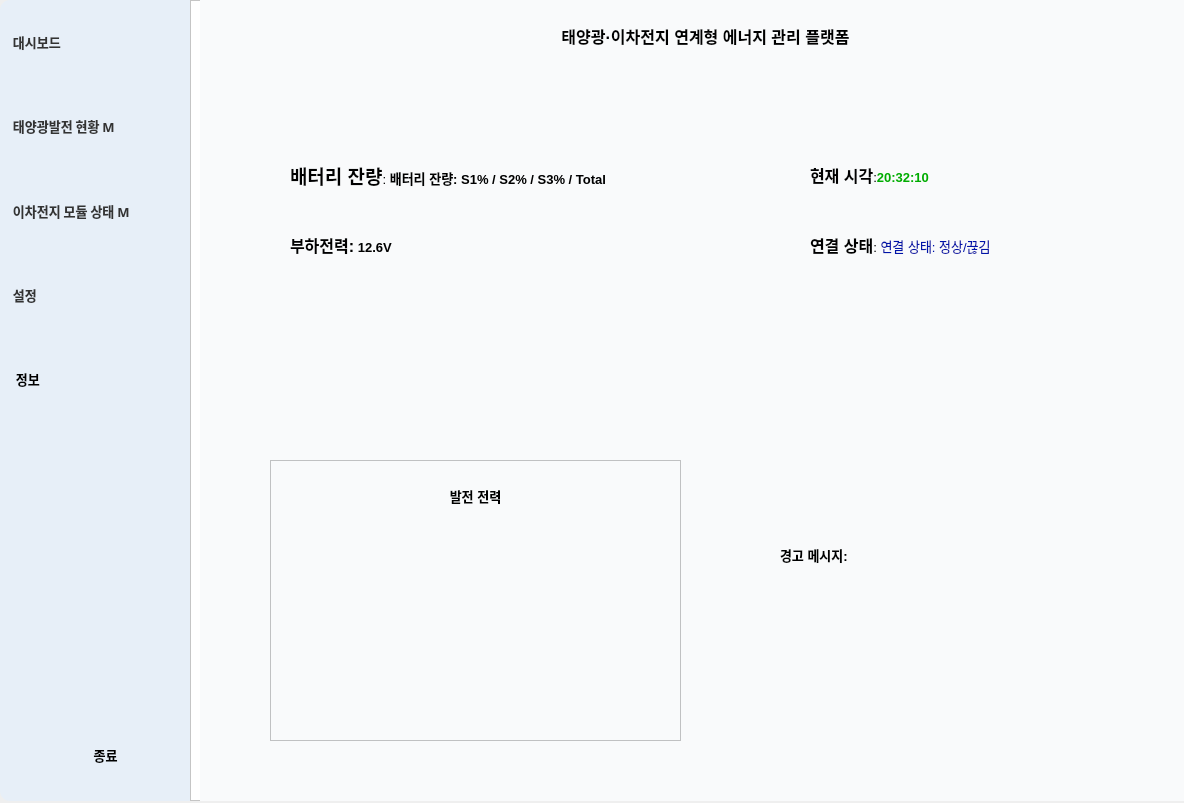
yuunow57/Capstone-Design-Project, file PyQt_GUI/dashboard.ui: the form before one commit.
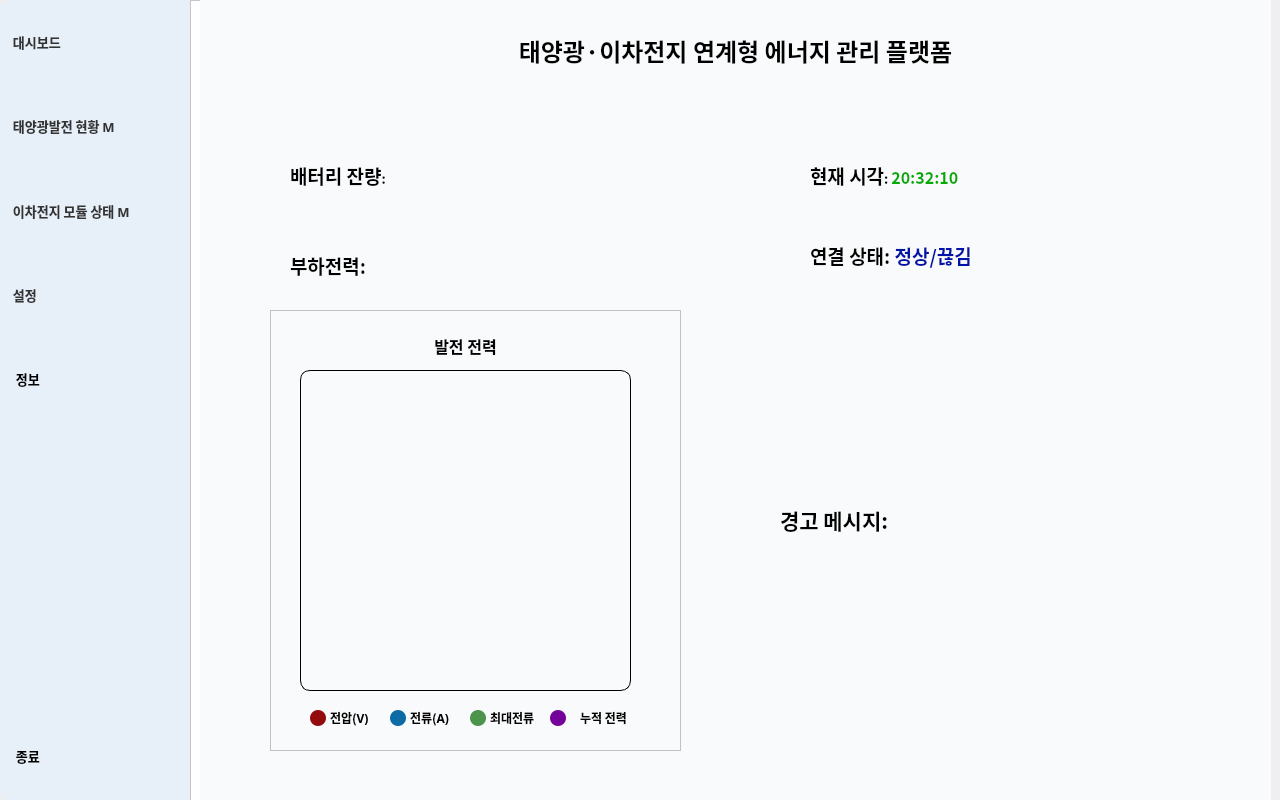
The form after the commit.

```diff
--- a/PyQt_GUI/dashboard.ui
+++ b/PyQt_GUI/dashboard.ui
@@ -6,8 +6,8 @@
    <rect>
     <x>0</x>
     <y>0</y>
-    <width>1184</width>
-    <height>803</height>
+    <width>1280</width>
+    <height>800</height>
    </rect>
   </property>
   <property name="minimumSize">
@@ -221,6 +221,12 @@
       </property>
       <item>
        <widget class="QPushButton" name="pushButton_6">
+        <property name="sizePolicy">
+         <sizepolicy hsizetype="Minimum" vsizetype="Minimum">
+          <horstretch>0</horstretch>
+          <verstretch>0</verstretch>
+         </sizepolicy>
+        </property>
         <property name="font">
          <font>
           <family>Adobe 고딕 Std B</family>
@@ -231,10 +237,12 @@
         </property>
         <property name="styleSheet">
          <string notr="true">color: black;
-border-radius: 8px;</string>
+border-radius: 8px;
+text-align: left; 
+</string>
         </property>
         <property name="text">
-         <string>종료</string>
+         <string>  종료</string>
         </property>
        </widget>
       </item>
@@ -264,7 +272,7 @@
       <rect>
        <x>10</x>
        <y>0</y>
-       <width>991</width>
+       <width>1174</width>
        <height>801</height>
       </rect>
      </property>
@@ -280,13 +288,14 @@
         <rect>
          <x>0</x>
          <y>0</y>
-         <width>1011</width>
-         <height>71</height>
+         <width>1071</width>
+         <height>101</height>
         </rect>
        </property>
        <property name="font">
         <font>
-         <pointsize>12</pointsize>
+         <family>Noto Sans KR</family>
+         <pointsize>18</pointsize>
          <weight>75</weight>
          <bold>true</bold>
         </font>
@@ -312,11 +321,14 @@
        </property>
        <property name="font">
         <font>
+         <family>Noto Sans KR</family>
          <pointsize>10</pointsize>
+         <weight>75</weight>
+         <bold>true</bold>
         </font>
        </property>
        <property name="text">
-        <string>&lt;html&gt;&lt;head/&gt;&lt;body&gt;&lt;p&gt;&lt;span style=&quot; font-size:14pt; font-weight:600;&quot;&gt;배터리 잔량&lt;/span&gt;: &lt;span style=&quot; font-weight:600;&quot;&gt;배터리 잔량: S1% / S2% / S3% / Total&lt;/span&gt;&lt;/p&gt;&lt;/body&gt;&lt;/html&gt;</string>
+        <string>&lt;html&gt;&lt;head/&gt;&lt;body&gt;&lt;p&gt;&lt;span style=&quot; font-size:14pt; font-weight:600;&quot;&gt;배터리 잔량&lt;/span&gt;: &lt;/p&gt;&lt;/body&gt;&lt;/html&gt;</string>
        </property>
       </widget>
       <widget class="QLabel" name="label_3">
@@ -330,56 +342,65 @@
        </property>
        <property name="font">
         <font>
+         <family>Noto Sans KR</family>
          <pointsize>10</pointsize>
+         <weight>75</weight>
+         <bold>true</bold>
         </font>
        </property>
        <property name="text">
-        <string>&lt;html&gt;&lt;head/&gt;&lt;body&gt;&lt;p&gt;&lt;span style=&quot; font-size:12pt; font-weight:600;&quot;&gt;현재 시각&lt;/span&gt;:&lt;span style=&quot; font-weight:600; color:#00ac00;&quot;&gt;20:32:10&lt;/span&gt;&lt;/p&gt;&lt;/body&gt;&lt;/html&gt;</string>
+        <string>&lt;html&gt;&lt;head/&gt;&lt;body&gt;&lt;p&gt;&lt;span style=&quot; font-size:14pt;&quot;&gt;현재 시각&lt;/span&gt;: &lt;span style=&quot; font-size:12pt; color:#00ac00;&quot;&gt;20:32:10&lt;/span&gt;&lt;/p&gt;&lt;/body&gt;&lt;/html&gt;</string>
        </property>
       </widget>
       <widget class="QLabel" name="label_4">
        <property name="geometry">
         <rect>
          <x>90</x>
-         <y>220</y>
+         <y>240</y>
          <width>411</width>
          <height>51</height>
         </rect>
        </property>
        <property name="font">
         <font>
+         <family>Noto Sans KR</family>
          <pointsize>10</pointsize>
+         <weight>75</weight>
+         <bold>true</bold>
         </font>
        </property>
        <property name="text">
-        <string>&lt;html&gt;&lt;head/&gt;&lt;body&gt;&lt;p&gt;&lt;span style=&quot; font-size:12pt; font-weight:600;&quot;&gt;부하전력:&lt;/span&gt;&lt;span style=&quot; font-weight:600;&quot;&gt; 12.6V&lt;/span&gt;&lt;/p&gt;&lt;/body&gt;&lt;/html&gt;</string>
+        <string>&lt;html&gt;&lt;head/&gt;&lt;body&gt;&lt;p&gt;&lt;span style=&quot; font-size:14pt;&quot;&gt;부하전력:&lt;/span&gt;&lt;/p&gt;&lt;/body&gt;&lt;/html&gt;</string>
        </property>
       </widget>
       <widget class="QLabel" name="label_5">
        <property name="geometry">
         <rect>
          <x>610</x>
-         <y>220</y>
+         <y>230</y>
          <width>361</width>
          <height>51</height>
         </rect>
        </property>
        <property name="font">
         <font>
+         <family>Noto Sans KR</family>
          <pointsize>10</pointsize>
+         <weight>75</weight>
+         <bold>true</bold>
         </font>
        </property>
        <property name="text">
-        <string>&lt;html&gt;&lt;head/&gt;&lt;body&gt;&lt;p&gt;&lt;span style=&quot; font-size:12pt; font-weight:600;&quot;&gt;연결 상태&lt;/span&gt;: &lt;span style=&quot; color:#0014a9;&quot;&gt;연결 상태: 정상/끊김&lt;/span&gt;&lt;/p&gt;&lt;/body&gt;&lt;/html&gt;</string>
+        <string>&lt;html&gt;&lt;head/&gt;&lt;body&gt;&lt;p&gt;&lt;span style=&quot; font-size:14pt;&quot;&gt;연결 상태: &lt;/span&gt;&lt;span style=&quot; font-size:14pt; color:#0014a9;&quot;&gt; 정상/끊김&lt;/span&gt;&lt;/p&gt;&lt;/body&gt;&lt;/html&gt;</string>
        </property>
       </widget>
       <widget class="QFrame" name="frame_3">
        <property name="geometry">
         <rect>
          <x>70</x>
-         <y>460</y>
+         <y>310</y>
          <width>411</width>
-         <height>281</height>
+         <height>441</height>
         </rect>
        </property>
        <property name="frameShape">
@@ -391,15 +412,16 @@
        <widget class="QLabel" name="label_7">
         <property name="geometry">
          <rect>
-          <x>140</x>
+          <x>120</x>
           <y>20</y>
-          <width>131</width>
+          <width>151</width>
           <height>31</height>
          </rect>
         </property>
         <property name="font">
          <font>
-          <pointsize>10</pointsize>
+          <family>Noto Sans KR</family>
+          <pointsize>12</pointsize>
           <weight>75</weight>
           <bold>true</bold>
          </font>
@@ -414,11 +436,169 @@
        <widget class="QWidget" name="widget_graph_area" native="true">
         <property name="geometry">
          <rect>
-          <x>40</x>
+          <x>30</x>
           <y>60</y>
           <width>331</width>
-          <height>201</height>
+          <height>321</height>
          </rect>
+        </property>
+        <property name="styleSheet">
+         <string notr="true">border:1px solid black;
+border-radius:10px;</string>
+        </property>
+       </widget>
+       <widget class="QLabel" name="label_8">
+        <property name="geometry">
+         <rect>
+          <x>40</x>
+          <y>400</y>
+          <width>16</width>
+          <height>16</height>
+         </rect>
+        </property>
+        <property name="sizePolicy">
+         <sizepolicy hsizetype="Fixed" vsizetype="Fixed">
+          <horstretch>0</horstretch>
+          <verstretch>0</verstretch>
+         </sizepolicy>
+        </property>
+        <property name="styleSheet">
+         <string notr="true">background-color: #930B0D;
+border-radius: 8px;</string>
+        </property>
+        <property name="text">
+         <string/>
+        </property>
+       </widget>
+       <widget class="QLabel" name="label_12">
+        <property name="geometry">
+         <rect>
+          <x>60</x>
+          <y>400</y>
+          <width>56</width>
+          <height>16</height>
+         </rect>
+        </property>
+        <property name="font">
+         <font>
+          <family>Agency FB</family>
+          <weight>75</weight>
+          <bold>true</bold>
+         </font>
+        </property>
+        <property name="text">
+         <string>전압(V)</string>
+        </property>
+       </widget>
+       <widget class="QLabel" name="label_9">
+        <property name="geometry">
+         <rect>
+          <x>120</x>
+          <y>400</y>
+          <width>16</width>
+          <height>16</height>
+         </rect>
+        </property>
+        <property name="styleSheet">
+         <string notr="true">background-color: #0C6AA4;
+border-radius: 8px;</string>
+        </property>
+        <property name="text">
+         <string/>
+        </property>
+       </widget>
+       <widget class="QLabel" name="label_13">
+        <property name="geometry">
+         <rect>
+          <x>140</x>
+          <y>400</y>
+          <width>56</width>
+          <height>16</height>
+         </rect>
+        </property>
+        <property name="font">
+         <font>
+          <family>Agency FB</family>
+          <weight>75</weight>
+          <bold>true</bold>
+         </font>
+        </property>
+        <property name="text">
+         <string>전류(A)</string>
+        </property>
+       </widget>
+       <widget class="QLabel" name="label_10">
+        <property name="geometry">
+         <rect>
+          <x>200</x>
+          <y>400</y>
+          <width>16</width>
+          <height>16</height>
+         </rect>
+        </property>
+        <property name="styleSheet">
+         <string notr="true">background-color: #4C934C;
+border-radius: 8px;</string>
+        </property>
+        <property name="text">
+         <string/>
+        </property>
+       </widget>
+       <widget class="QLabel" name="label_14">
+        <property name="geometry">
+         <rect>
+          <x>220</x>
+          <y>400</y>
+          <width>56</width>
+          <height>16</height>
+         </rect>
+        </property>
+        <property name="font">
+         <font>
+          <family>Agency FB</family>
+          <weight>75</weight>
+          <bold>true</bold>
+         </font>
+        </property>
+        <property name="text">
+         <string>최대전류</string>
+        </property>
+       </widget>
+       <widget class="QLabel" name="label_11">
+        <property name="geometry">
+         <rect>
+          <x>280</x>
+          <y>400</y>
+          <width>16</width>
+          <height>16</height>
+         </rect>
+        </property>
+        <property name="styleSheet">
+         <string notr="true">background-color: #740399;
+border-radius: 8px;</string>
+        </property>
+        <property name="text">
+         <string/>
+        </property>
+       </widget>
+       <widget class="QLabel" name="label_15">
+        <property name="geometry">
+         <rect>
+          <x>310</x>
+          <y>400</y>
+          <width>56</width>
+          <height>16</height>
+         </rect>
+        </property>
+        <property name="font">
+         <font>
+          <family>Agency FB</family>
+          <weight>75</weight>
+          <bold>true</bold>
+         </font>
+        </property>
+        <property name="text">
+         <string>누적 전력</string>
         </property>
        </widget>
       </widget>
@@ -426,18 +606,21 @@
        <property name="geometry">
         <rect>
          <x>580</x>
-         <y>530</y>
+         <y>490</y>
          <width>361</width>
-         <height>51</height>
+         <height>61</height>
         </rect>
        </property>
        <property name="font">
         <font>
+         <family>Noto Sans KR</family>
          <pointsize>10</pointsize>
+         <weight>75</weight>
+         <bold>true</bold>
         </font>
        </property>
        <property name="text">
-        <string>&lt;html&gt;&lt;head/&gt;&lt;body&gt;&lt;p&gt;&lt;span style=&quot; font-weight:600;&quot;&gt;경고 메시지: &lt;/span&gt;&lt;/p&gt;&lt;/body&gt;&lt;/html&gt;</string>
+        <string>&lt;html&gt;&lt;head/&gt;&lt;body&gt;&lt;p&gt;&lt;span style=&quot; font-size:16pt;&quot;&gt;경고 메시지: &lt;/span&gt;&lt;/p&gt;&lt;/body&gt;&lt;/html&gt;</string>
        </property>
       </widget>
      </widget>
```
